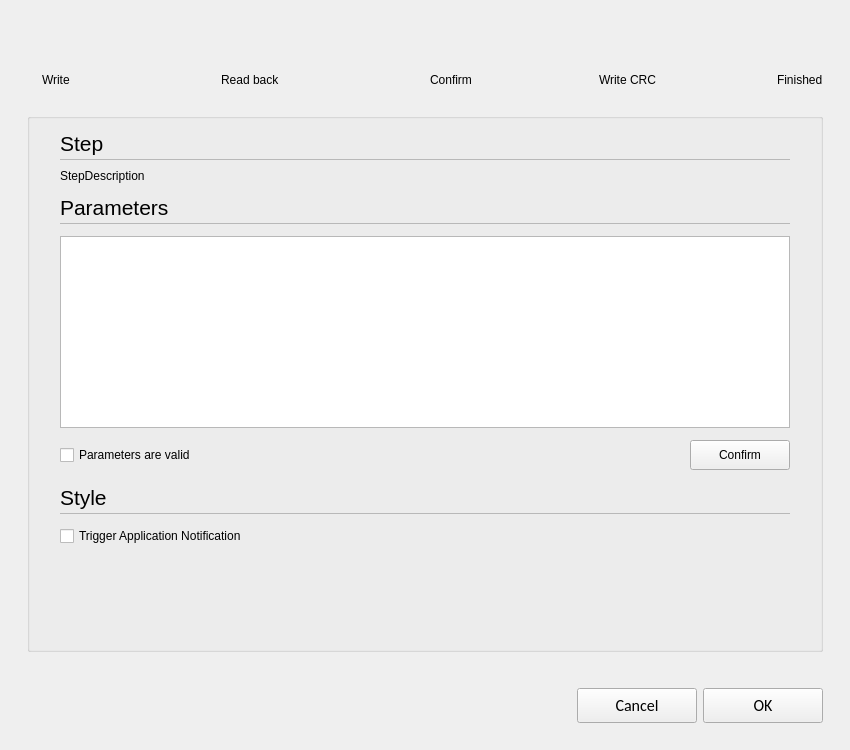
Qt form opensyde_tool/src/system_views/dashboards/items/param/C_SyvDaItPaWriteWidget.ui (openSYDE/openSYDE) before a commit.
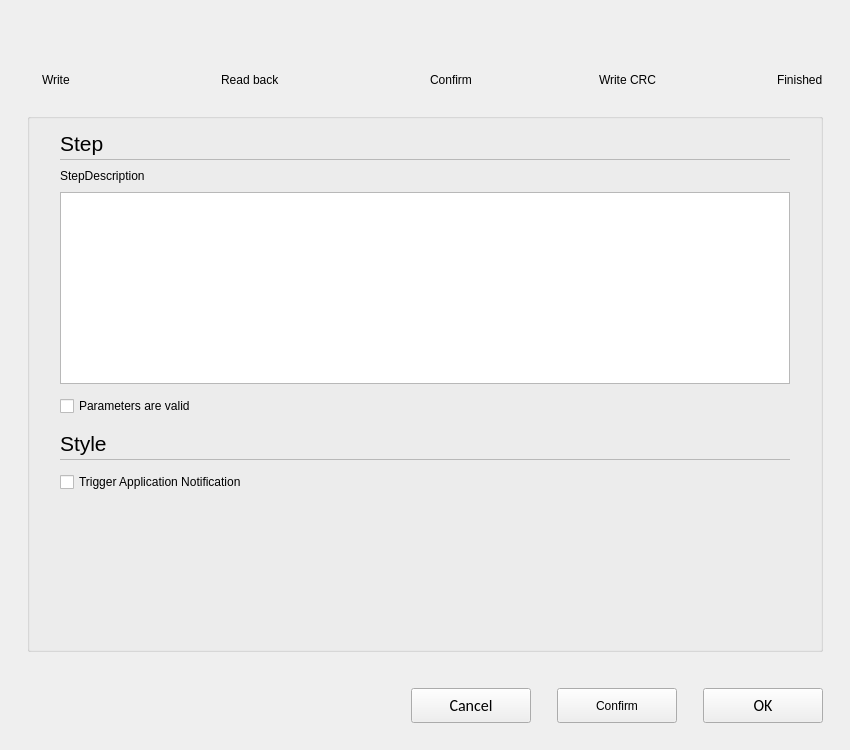
The same form after that commit. Custom widgets are drawn as their Qt base class.

The edit to the form file:
```diff
--- a/opensyde_tool/src/system_views/dashboards/items/param/C_SyvDaItPaWriteWidget.ui
+++ b/opensyde_tool/src/system_views/dashboards/items/param/C_SyvDaItPaWriteWidget.ui
@@ -732,93 +732,6 @@
          <property name="bottomMargin">
           <number>3</number>
          </property>
-         <item>
-          <layout class="QVBoxLayout" name="verticalLayout_3">
-           <property name="spacing">
-            <number>0</number>
-           </property>
-           <item>
-            <layout class="QHBoxLayout" name="horizontalLayout_22" stretch="0,1">
-             <property name="spacing">
-              <number>6</number>
-             </property>
-             <item>
-              <widget class="stw_opensyde_gui_elements::C_OgeLabHeadingGroupBold" name="pc_LabelHeadingConfirm">
-               <property name="minimumSize">
-                <size>
-                 <width>0</width>
-                 <height>30</height>
-                </size>
-               </property>
-               <property name="maximumSize">
-                <size>
-                 <width>16777215</width>
-                 <height>30</height>
-                </size>
-               </property>
-               <property name="font">
-                <font>
-                 <family>Segoe UI</family>
-                 <pointsize>16</pointsize>
-                </font>
-               </property>
-               <property name="text">
-                <string>Parameters</string>
-               </property>
-              </widget>
-             </item>
-             <item>
-              <spacer name="horizontalSpacer_13">
-               <property name="orientation">
-                <enum>Qt::Horizontal</enum>
-               </property>
-               <property name="sizeHint" stdset="0">
-                <size>
-                 <width>40</width>
-                 <height>1</height>
-                </size>
-               </property>
-              </spacer>
-             </item>
-            </layout>
-           </item>
-           <item>
-            <layout class="QHBoxLayout" name="horizontalLayout_21" stretch="1">
-             <property name="spacing">
-              <number>0</number>
-             </property>
-             <property name="topMargin">
-              <number>1</number>
-             </property>
-             <property name="bottomMargin">
-              <number>0</number>
-             </property>
-             <item>
-              <widget class="stw_opensyde_gui_elements::C_OgeFraSeparator" name="frame_4">
-               <property name="minimumSize">
-                <size>
-                 <width>0</width>
-                 <height>1</height>
-                </size>
-               </property>
-               <property name="maximumSize">
-                <size>
-                 <width>16777215</width>
-                 <height>1</height>
-                </size>
-               </property>
-               <property name="frameShape">
-                <enum>QFrame::StyledPanel</enum>
-               </property>
-               <property name="frameShadow">
-                <enum>QFrame::Raised</enum>
-               </property>
-              </widget>
-             </item>
-            </layout>
-           </item>
-          </layout>
-         </item>
          <item>
           <widget class="stw_opensyde_gui_elements::C_OgeTedPropertiesComment" name="pc_TextEditConfirm">
            <property name="readOnly">
@@ -848,31 +761,6 @@
              </property>
             </spacer>
            </item>
-           <item>
-            <widget class="stw_opensyde_gui_elements::C_OgePubConfigure" name="pc_PbConfirm">
-             <property name="sizePolicy">
-              <sizepolicy hsizetype="Fixed" vsizetype="Fixed">
-               <horstretch>0</horstretch>
-               <verstretch>0</verstretch>
-              </sizepolicy>
-             </property>
-             <property name="minimumSize">
-              <size>
-               <width>100</width>
-               <height>30</height>
-              </size>
-             </property>
-             <property name="maximumSize">
-              <size>
-               <width>100</width>
-               <height>30</height>
-              </size>
-             </property>
-             <property name="text">
-              <string>Confirm</string>
-             </property>
-            </widget>
-           </item>
           </layout>
          </item>
         </layout>
@@ -1027,6 +915,9 @@
    </item>
    <item>
     <layout class="QHBoxLayout" name="horizontalLayout_7">
+     <property name="spacing">
+      <number>26</number>
+     </property>
      <item>
       <spacer name="horizontalSpacer_3">
        <property name="orientation">
@@ -1065,6 +956,31 @@
        </property>
       </widget>
      </item>
+     <item>
+      <widget class="stw_opensyde_gui_elements::C_OgePubDialog" name="pc_PbConfirm">
+       <property name="sizePolicy">
+        <sizepolicy hsizetype="Fixed" vsizetype="Fixed">
+         <horstretch>0</horstretch>
+         <verstretch>0</verstretch>
+        </sizepolicy>
+       </property>
+       <property name="minimumSize">
+        <size>
+         <width>120</width>
+         <height>35</height>
+        </size>
+       </property>
+       <property name="maximumSize">
+        <size>
+         <width>120</width>
+         <height>35</height>
+        </size>
+       </property>
+       <property name="text">
+        <string>Confirm</string>
+       </property>
+      </widget>
+     </item>
      <item>
       <widget class="stw_opensyde_gui_elements::C_OgePubDialog" name="pc_BushButtonOk">
        <property name="minimumSize">
@@ -1111,6 +1027,17 @@
   </layout>
  </widget>
  <customwidgets>
+  <customwidget>
+   <class>stw_opensyde_gui_elements::C_OgeGbx</class>
+   <extends>QGroupBox</extends>
+   <header>C_OgeGbx.h</header>
+   <container>1</container>
+  </customwidget>
+  <customwidget>
+   <class>stw_opensyde_gui_elements::C_OgeLabHeadingGroupBold</class>
+   <extends>QLabel</extends>
+   <header>C_OgeLabHeadingGroupBold.h</header>
+  </customwidget>
   <customwidget>
    <class>stw_opensyde_gui_elements::C_OgeFraSeparator</class>
    <extends>QFrame</extends>
@@ -1127,6 +1054,11 @@
    <extends>QPushButton</extends>
    <header>C_OgePubDialog.h</header>
   </customwidget>
+  <customwidget>
+   <class>stw_opensyde_gui_elements::C_OgeLabGroupItem</class>
+   <extends>QLabel</extends>
+   <header>C_OgeLabGroupItem.h</header>
+  </customwidget>
   <customwidget>
    <class>stw_opensyde_gui_elements::C_OgeWiProgressBopperle</class>
    <extends>QWidget</extends>
@@ -1139,17 +1071,6 @@
    <header>C_OgeWiProgressBar.h</header>
    <container>1</container>
   </customwidget>
-  <customwidget>
-   <class>stw_opensyde_gui_elements::C_OgeGbx</class>
-   <extends>QGroupBox</extends>
-   <header>C_OgeGbx.h</header>
-   <container>1</container>
-  </customwidget>
-  <customwidget>
-   <class>stw_opensyde_gui_elements::C_OgePubConfigure</class>
-   <extends>QPushButton</extends>
-   <header>C_OgePubConfigure.h</header>
-  </customwidget>
   <customwidget>
    <class>stw_opensyde_gui_elements::C_OgeLabProgressText</class>
    <extends>QLabel</extends>
@@ -1160,21 +1081,11 @@
    <extends>QTextEdit</extends>
    <header>C_OgeTedPropertiesComment.h</header>
   </customwidget>
-  <customwidget>
-   <class>stw_opensyde_gui_elements::C_OgeLabHeadingGroupBold</class>
-   <extends>QLabel</extends>
-   <header>C_OgeLabHeadingGroupBold.h</header>
-  </customwidget>
   <customwidget>
    <class>stw_opensyde_gui_elements::C_OgeChxProperties</class>
    <extends>QCheckBox</extends>
    <header>C_OgeChxProperties.h</header>
   </customwidget>
-  <customwidget>
-   <class>stw_opensyde_gui_elements::C_OgeLabGroupItem</class>
-   <extends>QLabel</extends>
-   <header>C_OgeLabGroupItem.h</header>
-  </customwidget>
  </customwidgets>
  <resources/>
  <connections/>
```
